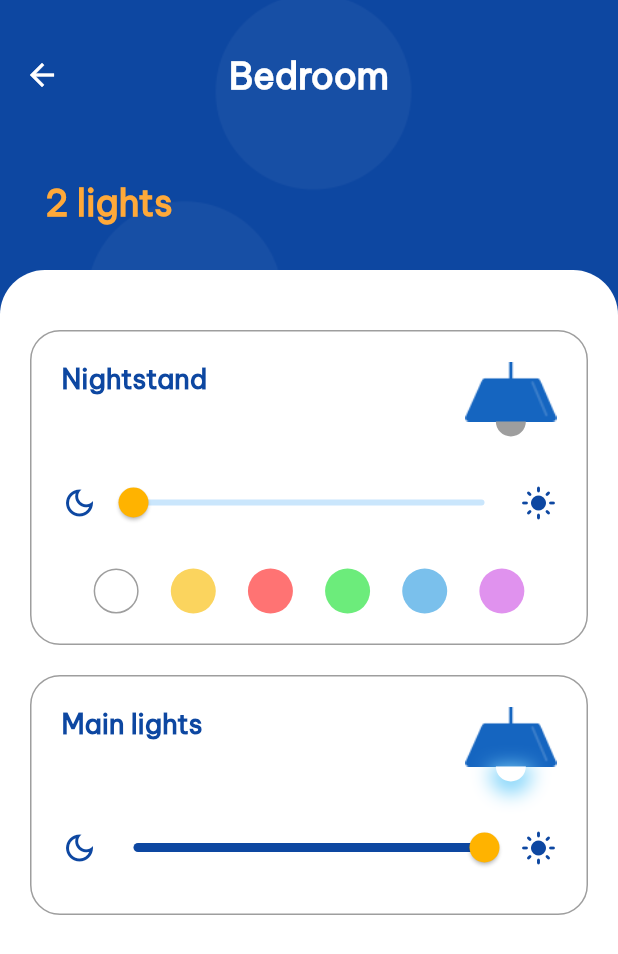
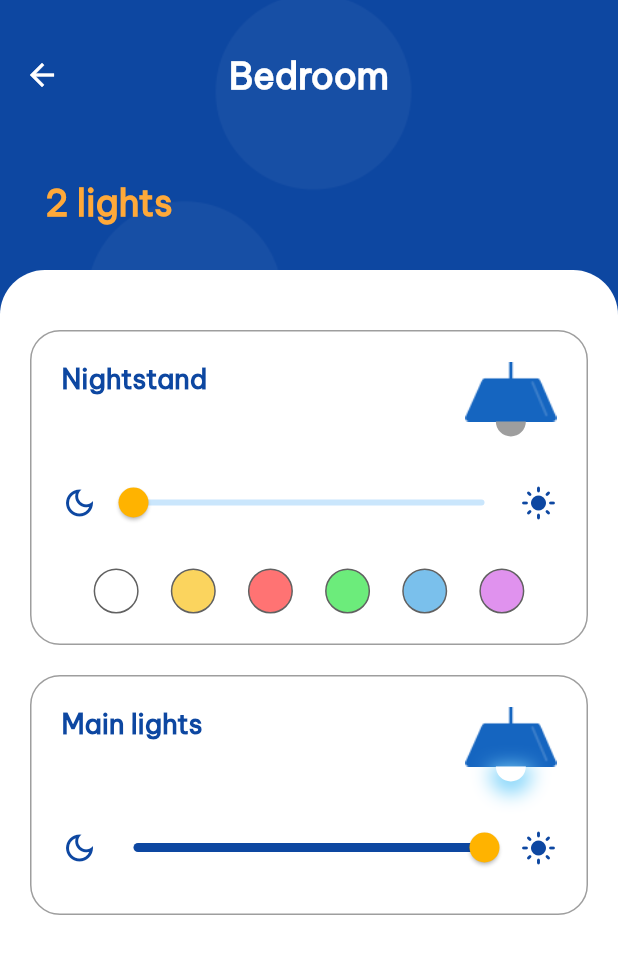
Before and after one commit to Mayank-9018/SmartHome, a Flutter app: the screen it shows after launch, after a tap on "Bedroom", on a phone screen of 412 x 824 dp. Shown: the top 954 px of the screen. Run offline on Flutter 3.47's test engine with Material 2 defaults, Android fonts, the phone set to English and light mode, and no system bars.

Commit message:
Border on color dots

```diff
--- a/lib/components/light_card.dart
+++ b/lib/components/light_card.dart
@@ -209,9 +209,7 @@ class ColorPallete extends StatelessWidget {
                 decoration: BoxDecoration(
                   color: color,
                   borderRadius: BorderRadius.circular(20.0),
-                  border: color == colors[0]
-                      ? Border.all(color: Colors.grey)
-                      : null,
+                  border: Border.all(color: Colors.grey.shade700),
                 ),
               ),
             ),
```
